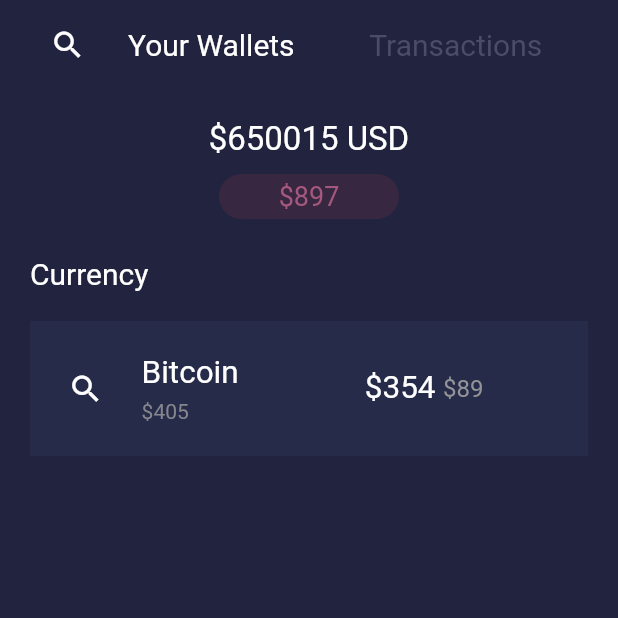
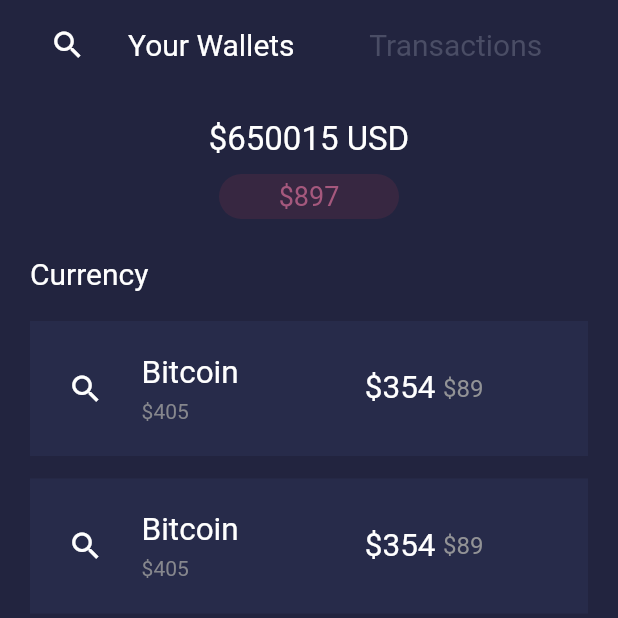
Before and after one commit to Yazdani1/Flutter-WalletApp-UI-Design, a Flutter app: the screen it shows after launch, on a phone screen of 412 x 824 dp, the top half of it. Run offline on Flutter 3.47's test engine with Material 2 defaults, Android fonts, the phone set to English and light mode, and no system bars.

Commit message:
Second Commit

```diff
--- a/lib/Home.dart
+++ b/lib/Home.dart
@@ -187,6 +187,73 @@ class _HomeState extends State<Home> {
                         ),
                       ),
 
+                      //end First Item
+                      new SizedBox(height: 15.0,),
+                      new Container(
+                        height: 90.0,
+                        color: Color(0xFF272B4A),
+                        width: MediaQuery.of(context).size.width,
+                        child: new Row(
+                          mainAxisAlignment: MainAxisAlignment.center,
+                          children: <Widget>[
+
+                            new Expanded(
+                                flex: 1,
+                                child: new Icon(Icons.search,color: Colors.white,)
+                            ),
+                            new Expanded(
+                              flex: 2,
+                              child: new Column(
+                                mainAxisAlignment: MainAxisAlignment.center,
+                                crossAxisAlignment: CrossAxisAlignment.start,
+                                children: <Widget>[
+
+                                  new Text("Bitcoin",
+                                    style: TextStyle(
+                                        fontSize: 21.0,
+                                        color: Colors.white
+                                    ),
+                                  ),
+                                  new SizedBox(height: 5.0,),
+                                  new Text("\$405",
+                                    style: TextStyle(
+                                        fontSize: 14.0,
+                                        color: Colors.grey.withOpacity(0.8)
+                                    ),
+                                  )
+
+                                ],
+                              ),
+                            ),
+                            new Expanded(
+                              flex: 2,
+                              child: new Row(
+                                children: <Widget>[
+
+                                  new Text("\$354",
+                                    style: TextStyle(
+                                        fontSize: 21.0,
+                                        color: Colors.white
+                                    ),
+                                  ),
+                                  new SizedBox(width: 5.0,),
+                                  new Text("\$89",
+                                    style: TextStyle(fontSize: 16.0,
+                                        color: Colors.grey.withOpacity(0.9)
+                                    ),
+                                  )
+
+                                ],
+                              ),
+                            )
+
+                          ],
+                        ),
+                      ),
+                      //end second item
+
+
+
                     ],
                   ),
                 )
```
